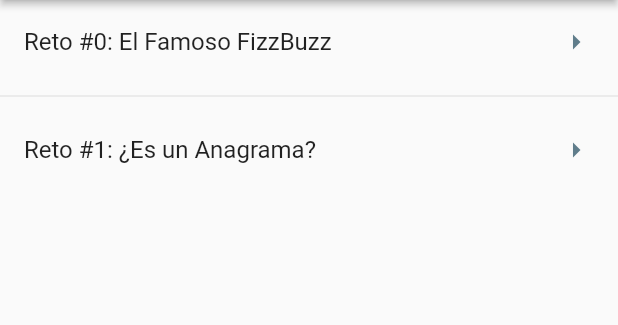
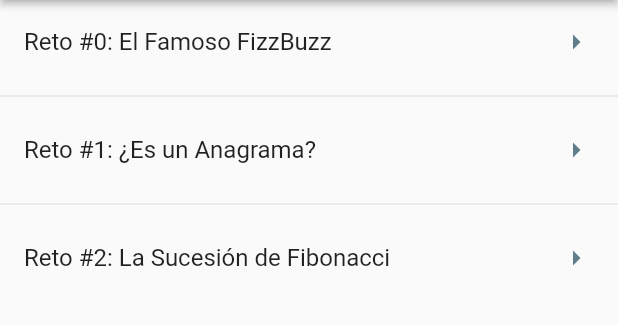
Before and after one commit to cT4pia94/Weekly-Challenge-2022-Flutter, a Flutter app: the screen it shows after launch, on a phone screen of 412 x 824 dp, the part 84-409 px from its top. Run offline on Flutter 3.47's test engine with Material 2 defaults, Android fonts, the phone set to English and light mode, and no system bars.

Commit message:
Bases para reto 2 agregadas

```diff
--- a/lib/router/app_routes.dart
+++ b/lib/router/app_routes.dart
@@ -15,6 +15,11 @@ class AppRoutes {
       route: 'reto1',
       name: 'Reto #1: ¿Es un Anagrama?',
       screen: const Reto1Screen(),
+    ),
+    ScreenOption(
+      route: 'reto2',
+      name: 'Reto #2: La Sucesión de Fibonacci',
+      screen: const Reto2Screen(),
     )
   ];
 
--- a/lib/screens/screens.dart
+++ b/lib/screens/screens.dart
@@ -1,3 +1,4 @@
+export 'package:weekly_challenge_2022_flutter/screens/reto_2.dart';
 export 'package:weekly_challenge_2022_flutter/screens/reto_1.dart';
 export 'package:weekly_challenge_2022_flutter/screens/home_screen.dart';
 export 'package:weekly_challenge_2022_flutter/screens/reto_0.dart';
```
Also changed, not shown: lib/screens/reto_2.dart (added, +19 -0 lines).
